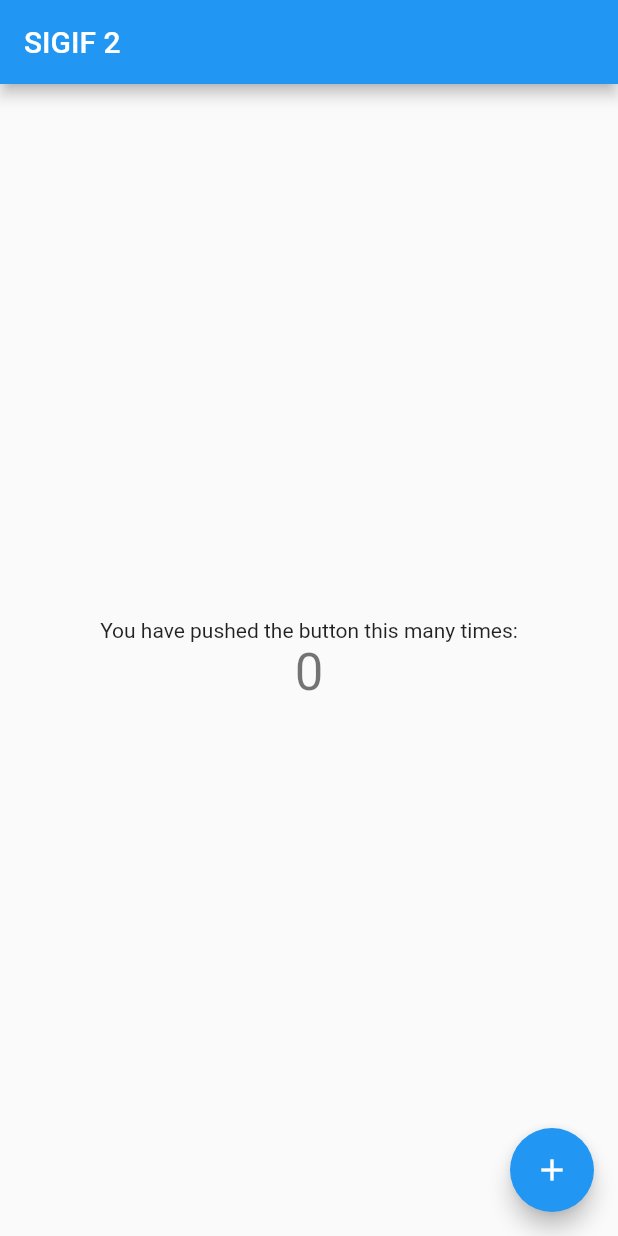
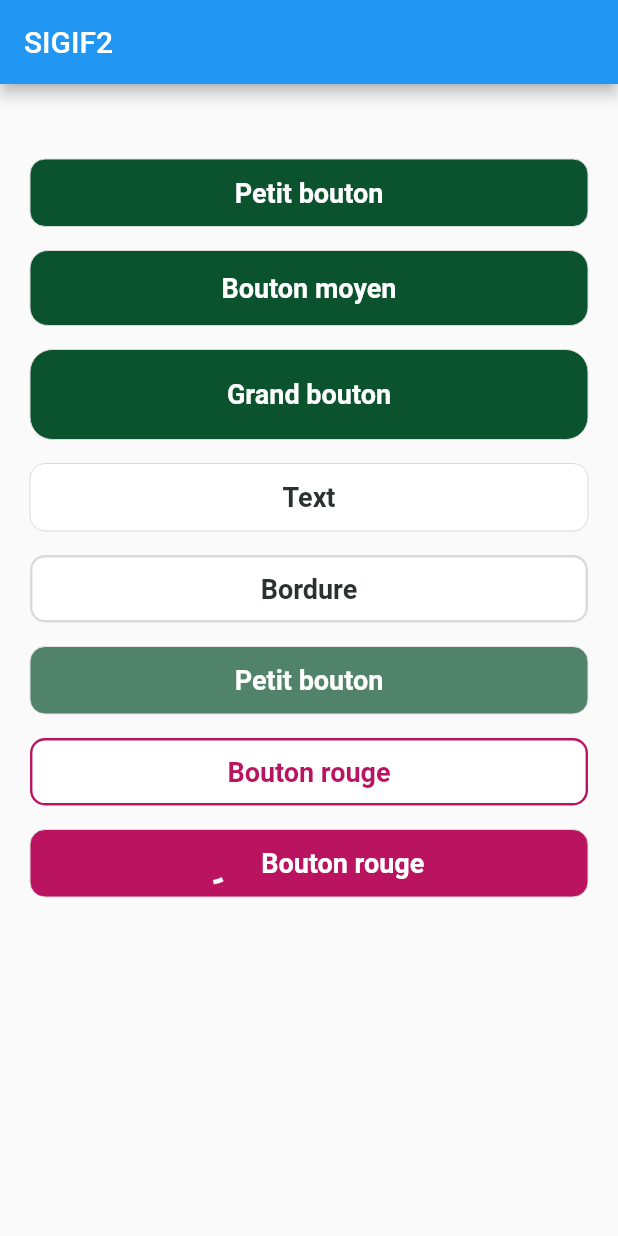
Before and after one commit to patson120/sigif2_mobile, a Flutter app: the screen it shows after launch, on a phone screen of 412 x 824 dp. Run offline on Flutter 3.47's test engine with Material 2 defaults, Android fonts, the phone set to English and light mode, and no system bars; our stand-ins replace connectivity_plus, sqflite; accounts and stored records are empty.

Commit message:
first commit

```diff
--- /dev/null
+++ b/lib/components/custom_button.dart
@@ -0,0 +1,79 @@
+import 'package:flutter/material.dart';
+import 'package:sigif2/theme/Palette.dart';
+
+class CustomButton extends StatelessWidget {
+  final String title;
+  final double? height;
+  final double? width;
+  final double? borderRadius;
+  final Color? textColor;
+  final Color? backgroundColor;
+  final bool? bordered;
+  final bool? circularIndicator;
+  final double? opacity;
+  final Color? borderColor;
+  final Function()? onTap;
+  const CustomButton(
+      {super.key,
+      this.borderRadius,
+      this.onTap,
+      this.textColor,
+      this.backgroundColor,
+      this.bordered,
+      this.circularIndicator,
+      this.opacity,
+      this.borderColor,
+      required this.title,
+      this.height,
+      this.width});
+
+  @override
+  Widget build(BuildContext context) {
+    return InkWell(
+      onTap: onTap,
+      child: Opacity(
+        opacity: opacity ?? 1,
+        child: Container(
+          height: height ?? 45,
+          width: width ?? MediaQuery.of(context).size.width,
+          decoration: BoxDecoration(
+              color: backgroundColor ?? Palette.primaryGreenColor,
+              border: Border.all(
+                  width: bordered == true ? 1.6 : 0,
+                  color: borderColor ?? Palette.borderGreyColor),
+              borderRadius: BorderRadius.circular(borderRadius ?? 10)),
+          child: Row(
+            mainAxisAlignment: MainAxisAlignment.center,
+            children: [
+              circularIndicator == true
+                  ? Row(
+                      children: [
+                        Container(
+                          height: 25,
+                          width: 25,
+                          decoration: const BoxDecoration(),
+                          child: const CircularProgressIndicator(
+                            color: Colors.white,
+                            strokeWidth: 3,
+                          ),
+                        ),
+                        const SizedBox(
+                          width: 20,
+                        ),
+                      ],
+                    )
+                  : const SizedBox(),
+              Text(
+                title,
+                style: TextStyle(
+                    color: textColor ?? Colors.white,
+                    fontSize: 18,
+                    fontWeight: FontWeight.w600),
+              ),
+            ],
+          ),
+        ),
+      ),
+    );
+  }
+}
--- a/lib/components/custom_text_fields.dart
+++ b/lib/components/custom_text_fields.dart
@@ -33,7 +33,7 @@ class CustomTextField extends StatelessWidget {
           focusedBorder: OutlineInputBorder(
               borderRadius: BorderRadius.circular(5),
               borderSide:
-                  const BorderSide(width: 1.6, color: Palette.blueColor)),
+                  const BorderSide(width: 1.6, color: Palette.blackColor)),
           enabledBorder: OutlineInputBorder(
               borderRadius: BorderRadius.circular(5),
               borderSide:
--- a/lib/main.dart
+++ b/lib/main.dart
@@ -1,4 +1,10 @@
+// ignore_for_file: avoid_print
+
 import 'package:flutter/material.dart';
+import 'package:sigif2/components/custom_button.dart';
+import 'package:sigif2/theme/Palette.dart';
+import 'package:sigif2/theme/app_fonts.dart';
+import 'package:sigif2/theme/app_theme.dart';
 
 void main() {
   runApp(const MyApp());
@@ -9,12 +15,11 @@ class MyApp extends StatelessWidget {
 
   @override
   Widget build(BuildContext context) {
-    return MaterialApp(
+    return const MaterialApp(
       title: 'SIGIF2',
-      theme: ThemeData(
-        primarySwatch: Colors.blue,
-      ),
-      home: const MyHomePage(title: 'SIGIF 2'),
+      // theme: AppTheme.theme,
+      home: Components(),
+      debugShowCheckedModeBanner: false,
     );
   }
 }
@@ -42,6 +47,7 @@ class _MyHomePageState extends State<MyHomePage> {
     return Scaffold(
       appBar: AppBar(
         title: Text(widget.title),
+        elevation: 3,
       ),
       body: Center(
         child: Column(
@@ -49,6 +55,7 @@ class _MyHomePageState extends State<MyHomePage> {
           children: <Widget>[
             const Text(
               'You have pushed the button this many times:',
+              style: TextStyle(),
             ),
             Text(
               '$_counter',
@@ -61,7 +68,121 @@ class _MyHomePageState extends State<MyHomePage> {
         onPressed: _incrementCounter,
         tooltip: 'Increment',
         child: const Icon(Icons.add),
-      ), // This trailing comma makes auto-formatting nicer for build methods.
+      ),
     );
   }
 }
+
+class Components extends StatelessWidget {
+  const Components({super.key});
+
+  @override
+  Widget build(BuildContext context) {
+    return Scaffold(
+      appBar: AppBar(
+        title: const Text("SIGIF2"),
+      ),
+      body: SingleChildScrollView(
+        child: Padding(
+          padding: const EdgeInsets.symmetric(horizontal: 20),
+          child: Column(
+              mainAxisAlignment: MainAxisAlignment.start,
+              crossAxisAlignment: CrossAxisAlignment.start,
+              children: <Widget>[
+                const SizedBox(
+                  height: 50,
+                ),
+                CustomButton(
+                  title: "Petit bouton",
+                  onTap: () {
+                    print("Petit bouton");
+                  },
+                ),
+                const SizedBox(
+                  height: 16,
+                ),
+                CustomButton(
+                  title: "Bouton moyen",
+                  onTap: () {
+                    print("Bouton moyen");
+                  },
+                  height: 50,
+                  borderRadius: 12,
+                ),
+                const SizedBox(
+                  height: 16,
+                ),
+                CustomButton(
+                  title: "Grand bouton",
+                  onTap: () {
+                    print("Grand bouton");
+                  },
+                  height: 60,
+                  borderRadius: 15,
+                ),
+                const SizedBox(
+                  height: 16,
+                ),
+                CustomButton(
+                  title: "Text",
+                  onTap: () {
+                    print("Text");
+                  },
+                  textColor: Palette.blackColor,
+                  backgroundColor: Colors.white,
+                ),
+                const SizedBox(
+                  height: 16,
+                ),
+                CustomButton(
+                  title: "Bordure",
+                  onTap: () {
+                    print("Bordure");
+                  },
+                  bordered: true,
+                  textColor: Palette.blackColor,
+                  backgroundColor: Colors.white,
+                ),
+                const SizedBox(
+                  height: 16,
+                ),
+                CustomButton(
+                  title: "Petit bouton",
+                  onTap: () {
+                    print("Petit bouton");
+                  },
+                  opacity: 0.7,
+                ),
+                const SizedBox(
+                  height: 16,
+                ),
+                CustomButton(
+                  title: "Bouton rouge",
+                  textColor: Palette.errorRedColor,
+                  backgroundColor: Colors.white,
+                  bordered: true,
+                  borderColor: Palette.errorRedColor,
+                  onTap: () {
+                    print("Bouton rouge");
+                  },
+                ),
+                const SizedBox(
+                  height: 16,
+                ),
+                CustomButton(
+                  title: "Bouton rouge",
+                  backgroundColor: Palette.errorRedColor,
+                  circularIndicator: true,
+                  onTap: () {
+                    print("Bouton rouge");
+                  },
+                ),
+                const SizedBox(
+                  height: 16,
+                ),
+              ]),
+        ),
+      ),
+    );
+  }
+}
--- a/lib/theme/App_theme.dart
+++ b/lib/theme/App_theme.dart
@@ -2,11 +2,13 @@ import 'package:flutter/material.dart';
 import 'package:sigif2/theme/Palette.dart';
 
 class AppTheme {
-  static ThemeData theme = ThemeData.dark().copyWith(
-      scaffoldBackgroundColor: Palette.backgroundColor,
+  static ThemeData theme = ThemeData.light().copyWith(
+      scaffoldBackgroundColor: Palette.blackColor,
       appBarTheme: const AppBarTheme(
-          backgroundColor: Palette.backgroundColor, elevation: 0),
+          backgroundColor: Palette.blackColor,
+          foregroundColor: Palette.blackColor,
+          elevation: 0),
       floatingActionButtonTheme: const FloatingActionButtonThemeData(
-        backgroundColor: Palette.blueColor,
+        backgroundColor: Palette.blackColor,
       ));
 }
--- a/lib/theme/Palette.dart
+++ b/lib/theme/Palette.dart
@@ -1,10 +1,14 @@
 import 'package:flutter/material.dart';
 
 class Palette {
-  static const Color backgroundColor = Colors.black;
-  static const Color searchBarColor = Color.fromRGBO(32, 35, 39, 1);
-  static const Color blueColor = Color.fromRGBO(29, 155, 240, 1);
-  static const Color whiteColor = Colors.white;
-  static const Color greyColor = Colors.grey;
-  static const Color redColor = Color.fromRGBO(249, 25, 127, 1);
+  // Palette des couleurs utilisables dans l'application
+  static const Color blackColor = Color(0xFF2A312E);
+  static const Color greyColor = Color(0xFF656565);
+  static const Color primaryGreenColor = Color(0xFF0B522E);
+  static const Color secondaryGreenColor = Color(0xFF609027);
+  static const Color tirthGreenColor = Color(0xFFEAEEEA);
+  static const Color successGreenColor = Color(0xFF1E8918);
+  static const Color errorRedColor = Color(0xFFBA1461);
+  static const Color inputGreyColor = Color(0xFFCACACA);
+  static const Color borderGreyColor = Color(0xFFD9DBDA);
 }
--- a/lib/theme/theme.dart
+++ b/lib/theme/theme.dart
@@ -1,2 +1,2 @@
-export './App_theme.dart';
+export 'app_theme.dart';
 export './Palette.dart';
```
Also changed, not shown: lib/databases/local/models/notes.dart (deleted, +0 -70 lines), lib/theme/app_fonts.dart (added, +44 -0 lines), lib/theme/app_padding.dart (added, +9 -0 lines).
